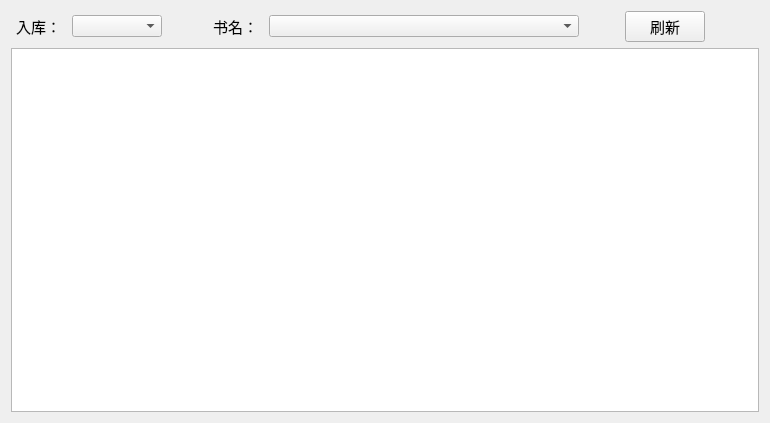
The window that PayCount_QT/CTabDetailDlg.ui (605791556/PayAccount-QT) describes before a commit, drawn with Qt 5.
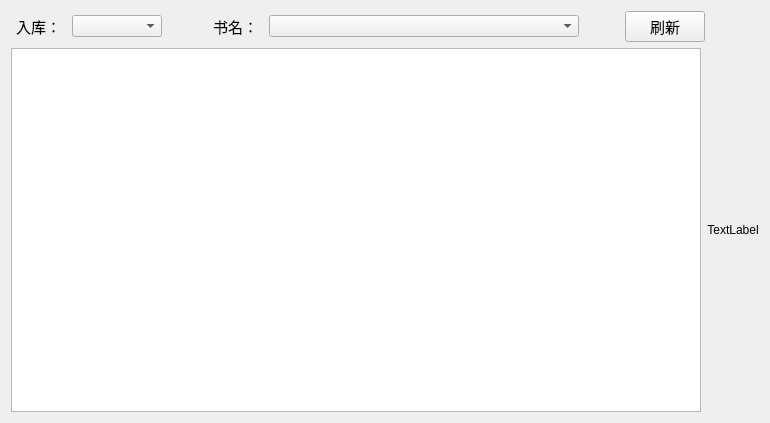
The same window after the commit.

Diff of the .ui file:
```diff
--- a/PayCount_QT/CTabDetailDlg.ui
+++ b/PayCount_QT/CTabDetailDlg.ui
@@ -214,6 +214,16 @@
        </property>
       </widget>
      </item>
+     <item>
+      <widget class="QLabel" name="label_load">
+       <property name="text">
+        <string>TextLabel</string>
+       </property>
+       <property name="alignment">
+        <set>Qt::AlignCenter</set>
+       </property>
+      </widget>
+     </item>
     </layout>
    </item>
   </layout>
```
